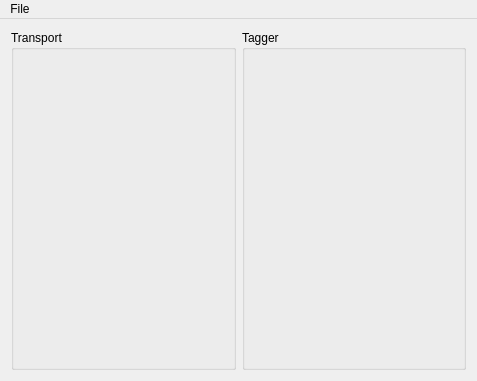
Qt form mainwindow.ui (SMC-LAB/Eve) before a commit.
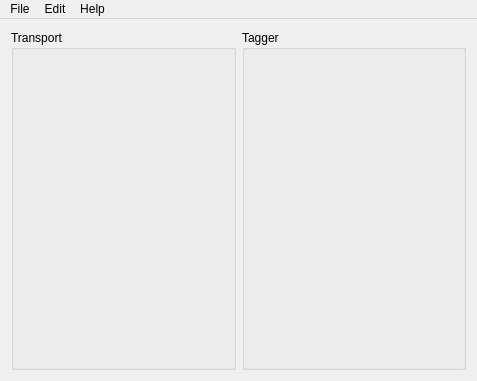
The same form after that commit.

```diff
--- a/mainwindow.ui
+++ b/mainwindow.ui
@@ -88,7 +88,22 @@
     <addaction name="actionClose"/>
     <addaction name="actionQuit"/>
    </widget>
+   <widget class="QMenu" name="menuEdit">
+    <property name="title">
+     <string>Edit</string>
+    </property>
+    <addaction name="actionPreferences"/>
+    <addaction name="actionTest"/>
+   </widget>
+   <widget class="QMenu" name="menuHelp">
+    <property name="title">
+     <string>Help</string>
+    </property>
+    <addaction name="actionAbout_Eve"/>
+   </widget>
    <addaction name="menuFile"/>
+   <addaction name="menuEdit"/>
+   <addaction name="menuHelp"/>
   </widget>
   <action name="actionOpen">
    <property name="text">
```
Left out of the diff: 27 changed lines with no effect on the pictures.
